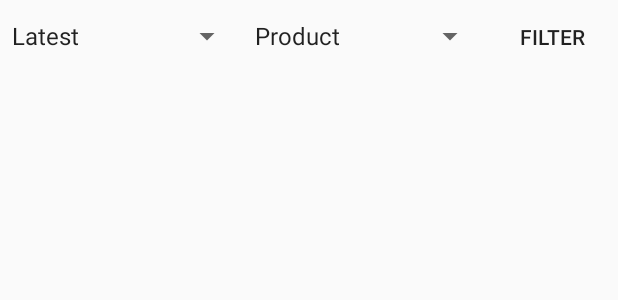
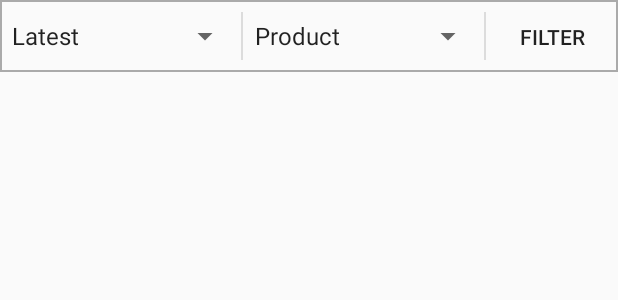
Before and after one commit to rossandroid/ProductListApp, an Android app: the layout header_spinners.xml on its own in the app's theme, with its tools: preview values and no code run, on a phone screen of 412 x 824 dp. Shown: the top 300 px of the screen. Run offline under Robolectric (Android 15) with nearby library versions, the phone set to English and light mode, and no system bars.

Commit message:
UI : divers , title

```diff
--- a/app/src/main/java/rossellamorgante/productslistapp/main/MainActivity.java
+++ b/app/src/main/java/rossellamorgante/productslistapp/main/MainActivity.java
@@ -73,11 +73,11 @@ public class MainActivity extends AppCompatActivity implements MainView {
         //recyclerView.setLayoutManager(new LinearLayoutManager(this));
         GridLayoutManager mGLM = new GridLayoutManager(this, numberOfColumns);
         recyclerView.setLayoutManager(mGLM);
-      //  DividerItemDecoration div = new DividerItemDecoration(recyclerView.getContext(), mGLM.getOrientation());
-       // recyclerView.addItemDecoration(div);
 
         BottomNavigationView navigation = (BottomNavigationView) findViewById(R.id.navigation);
         navigation.setOnNavigationItemSelectedListener(mOnNavigationItemSelectedListener);
+
+        getSupportActionBar().setTitle("NEW THIS WEEK");
 
     }
 
--- /dev/null
+++ b/app/src/main/res/drawable/shape_header.xml
@@ -0,0 +1,8 @@
+<?xml version="1.0" encoding="utf-8"?>
+<shape xmlns:android="http://schemas.android.com/apk/res/android"
+    android:shape="rectangle" >
+    <stroke
+        android:width="1dip"
+        android:color="@android:color/darker_gray" >
+    </stroke>
+</shape>
--- a/app/src/main/res/layout/header_spinners.xml
+++ b/app/src/main/res/layout/header_spinners.xml
@@ -3,7 +3,11 @@
     xmlns:tools="http://schemas.android.com/tools"
     android:layout_width="match_parent"
     android:layout_height="wrap_content"
-    android:orientation="horizontal">
+    android:orientation="horizontal"
+    android:showDividers="middle"
+    android:divider="?android:listDivider"
+    android:dividerPadding="8dp"
+    android:background="@drawable/shape_header">
 
     <Spinner
         android:id="@+id/spinner5"
```
